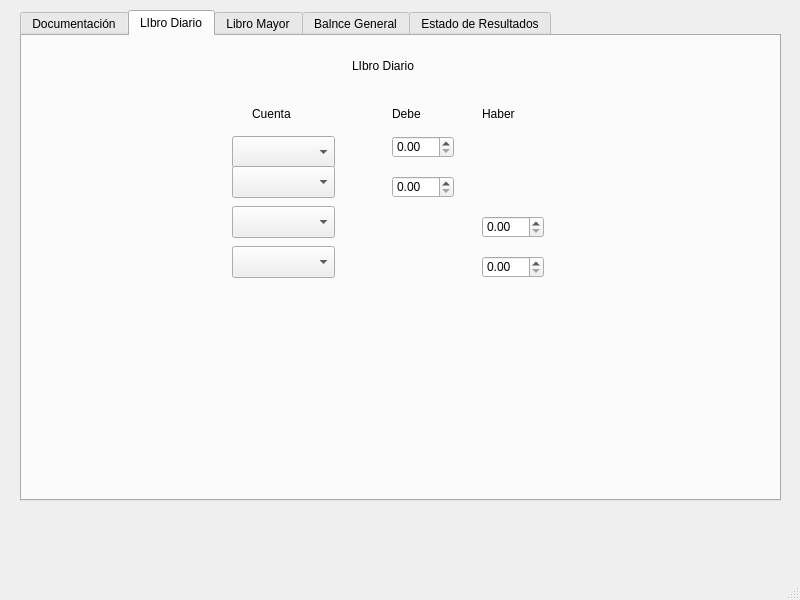
Above: mainwindow.ui from pabloflores465/Proyecto-Informatica-3 before the change. Below: the same form after it.
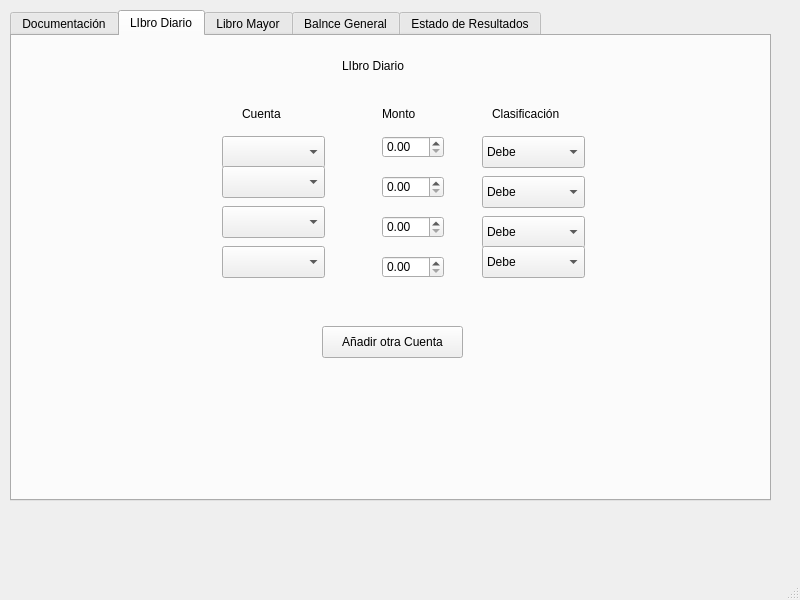
That is the form after the change.

The edit to the form file:
```diff
--- a/mainwindow.ui
+++ b/mainwindow.ui
@@ -17,7 +17,7 @@
    <widget class="QTabWidget" name="tabWidget">
     <property name="geometry">
      <rect>
-      <x>20</x>
+      <x>10</x>
       <y>10</y>
       <width>761</width>
       <height>491</height>
@@ -291,7 +291,7 @@
      <widget class="QDoubleSpinBox" name="doubleSpinBox_3">
       <property name="geometry">
        <rect>
-        <x>460</x>
+        <x>370</x>
         <y>180</y>
         <width>62</width>
         <height>22</height>
@@ -301,40 +301,14 @@
      <widget class="QDoubleSpinBox" name="doubleSpinBox_4">
       <property name="geometry">
        <rect>
-        <x>460</x>
+        <x>370</x>
         <y>220</y>
         <width>62</width>
         <height>22</height>
        </rect>
       </property>
      </widget>
-     <widget class="QLabel" name="label_2">
-      <property name="geometry">
-       <rect>
-        <x>460</x>
-        <y>70</y>
-        <width>58</width>
-        <height>16</height>
-       </rect>
-      </property>
-      <property name="text">
-       <string>Haber</string>
-      </property>
-     </widget>
-     <widget class="QLabel" name="label">
-      <property name="geometry">
-       <rect>
-        <x>370</x>
-        <y>70</y>
-        <width>58</width>
-        <height>16</height>
-       </rect>
-      </property>
-      <property name="text">
-       <string>Debe</string>
-      </property>
-     </widget>
-     <widget class="QComboBox" name="comboBox_4">
+     <widget class="QComboBox" name="cta4Ui">
       <property name="geometry">
        <rect>
         <x>210</x>
@@ -587,6 +561,125 @@
        <string>LIbro Diario</string>
       </property>
      </widget>
+     <widget class="QPushButton" name="pushButton">
+      <property name="geometry">
+       <rect>
+        <x>310</x>
+        <y>290</y>
+        <width>141</width>
+        <height>32</height>
+       </rect>
+      </property>
+      <property name="text">
+       <string>Añadir otra Cuenta</string>
+      </property>
+     </widget>
+     <widget class="QLabel" name="label_8">
+      <property name="geometry">
+       <rect>
+        <x>370</x>
+        <y>70</y>
+        <width>58</width>
+        <height>16</height>
+       </rect>
+      </property>
+      <property name="text">
+       <string>Monto</string>
+      </property>
+     </widget>
+     <widget class="QLabel" name="label_9">
+      <property name="geometry">
+       <rect>
+        <x>480</x>
+        <y>70</y>
+        <width>81</width>
+        <height>16</height>
+       </rect>
+      </property>
+      <property name="text">
+       <string>Clasificación</string>
+      </property>
+     </widget>
+     <widget class="QComboBox" name="clf1Ui">
+      <property name="geometry">
+       <rect>
+        <x>470</x>
+        <y>100</y>
+        <width>103</width>
+        <height>32</height>
+       </rect>
+      </property>
+      <item>
+       <property name="text">
+        <string>Debe</string>
+       </property>
+      </item>
+      <item>
+       <property name="text">
+        <string>Haber</string>
+       </property>
+      </item>
+     </widget>
+     <widget class="QComboBox" name="clf2Ui">
+      <property name="geometry">
+       <rect>
+        <x>470</x>
+        <y>140</y>
+        <width>103</width>
+        <height>32</height>
+       </rect>
+      </property>
+      <item>
+       <property name="text">
+        <string>Debe</string>
+       </property>
+      </item>
+      <item>
+       <property name="text">
+        <string>Haber</string>
+       </property>
+      </item>
+     </widget>
+     <widget class="QComboBox" name="clf3Ui">
+      <property name="geometry">
+       <rect>
+        <x>470</x>
+        <y>180</y>
+        <width>103</width>
+        <height>32</height>
+       </rect>
+      </property>
+      <item>
+       <property name="text">
+        <string>Debe</string>
+       </property>
+      </item>
+      <item>
+       <property name="text">
+        <string>Haber</string>
+       </property>
+      </item>
+     </widget>
+     <widget class="QComboBox" name="clf3Ui_2">
+      <property name="geometry">
+       <rect>
+        <x>470</x>
+        <y>210</y>
+        <width>103</width>
+        <height>32</height>
+       </rect>
+      </property>
+      <item>
+       <property name="text">
+        <string>Debe</string>
+       </property>
+      </item>
+      <item>
+       <property name="text">
+        <string>Haber</string>
+       </property>
+      </item>
+     </widget>
     </widget>
     <widget class="QWidget" name="tab_3">
      <attribute name="title">
```
Left out of the diff: 14 changed lines with no effect on the pictures.
